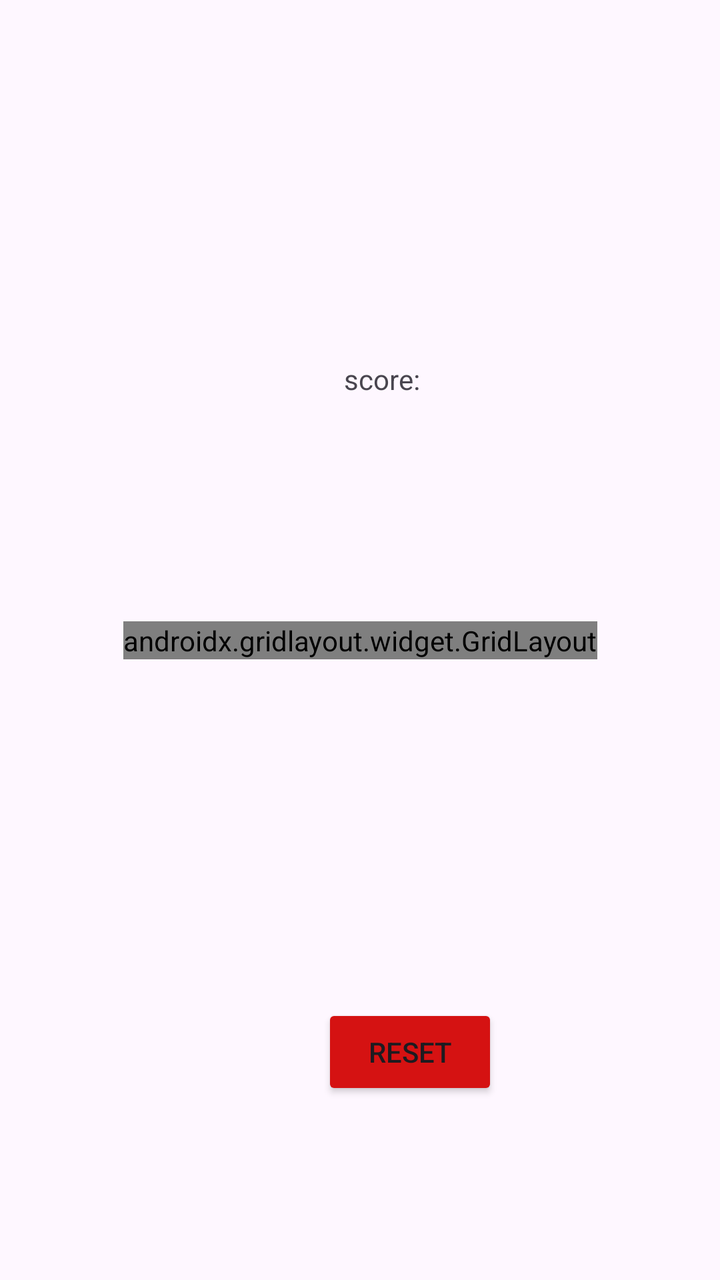
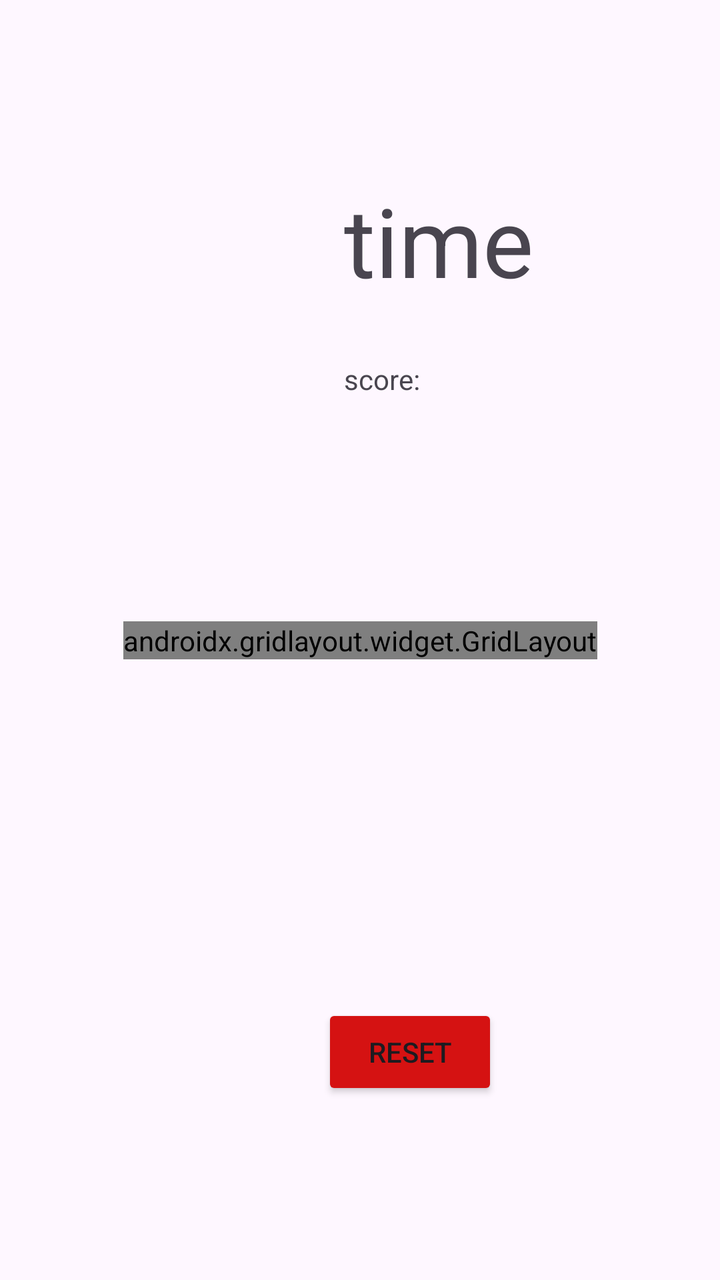

An Android layout rendered at two revisions. The XML below is the earlier revision; the diff shows what the commit changed to produce the second picture.
<!-- AndroidManifest.xml: application theme Theme.Whackamole -->
<!-- res/layout/activity_main.xml -->
<?xml version="1.0" encoding="utf-8"?>
<androidx.constraintlayout.widget.ConstraintLayout xmlns:android="http://schemas.android.com/apk/res/android"
    xmlns:app="http://schemas.android.com/apk/res-auto"
    xmlns:tools="http://schemas.android.com/tools"
    android:id="@+id/main"
    android:layout_width="match_parent"
    android:layout_height="match_parent"
    tools:context=".MainActivity">

    <androidx.gridlayout.widget.GridLayout
        android:id="@+id/gridLay"
        android:layout_width="wrap_content"
        android:layout_height="wrap_content"
        app:layout_constraintBottom_toBottomOf="parent"
        app:layout_constraintEnd_toEndOf="parent"
        app:layout_constraintStart_toStartOf="parent"
        app:layout_constraintTop_toTopOf="parent"
        >


    </androidx.gridlayout.widget.GridLayout>

    <TextView
        android:id="@+id/textView"
        android:layout_width="wrap_content"
        android:layout_height="wrap_content"
        android:layout_marginStart="172dp"
        android:layout_marginTop="180dp"
        android:text="score: "
        app:layout_constraintStart_toStartOf="parent"
        app:layout_constraintTop_toTopOf="parent" />

    <Button
        android:id="@+id/restbutton"
        android:layout_width="wrap_content"
        android:layout_height="wrap_content"
        android:layout_marginStart="161dp"
        android:layout_marginBottom="90dp"
        android:backgroundTint="#D51212"
        android:text="Reset"
        app:layout_constraintBottom_toBottomOf="parent"
        app:layout_constraintStart_toStartOf="parent" />
</androidx.constraintlayout.widget.ConstraintLayout>
<!-- resources referenced by this layout -->
<resources>
  <style name="Theme.Whackamole" parent="Base.Theme.Whackamole" />
  <style name="Base.Theme.Whackamole" parent="Theme.Material3.DayNight.NoActionBar">
          
          
      </style>
</resources>

<!-- the commit's change to res/layout/activity_main.xml (unified diff, before → after) -->
@@ -40,4 +40,15 @@
         android:text="Reset"
         app:layout_constraintBottom_toBottomOf="parent"
         app:layout_constraintStart_toStartOf="parent" />
+
+    <TextView
+        android:id="@+id/textView2"
+        android:layout_width="wrap_content"
+        android:layout_height="wrap_content"
+        android:layout_marginStart="172dp"
+        android:layout_marginTop="88dp"
+        android:text="time"
+        android:textSize="48sp"
+        app:layout_constraintStart_toStartOf="parent"
+        app:layout_constraintTop_toTopOf="parent" />
 </androidx.constraintlayout.widget.ConstraintLayout>
